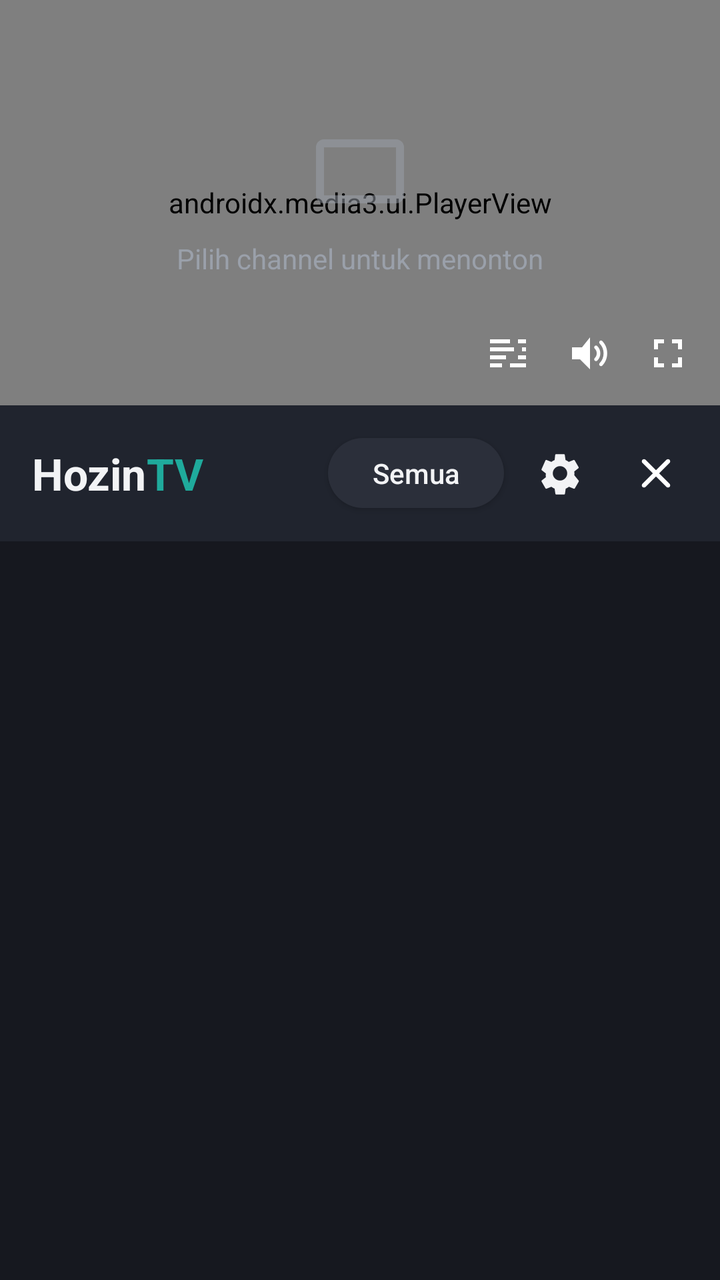
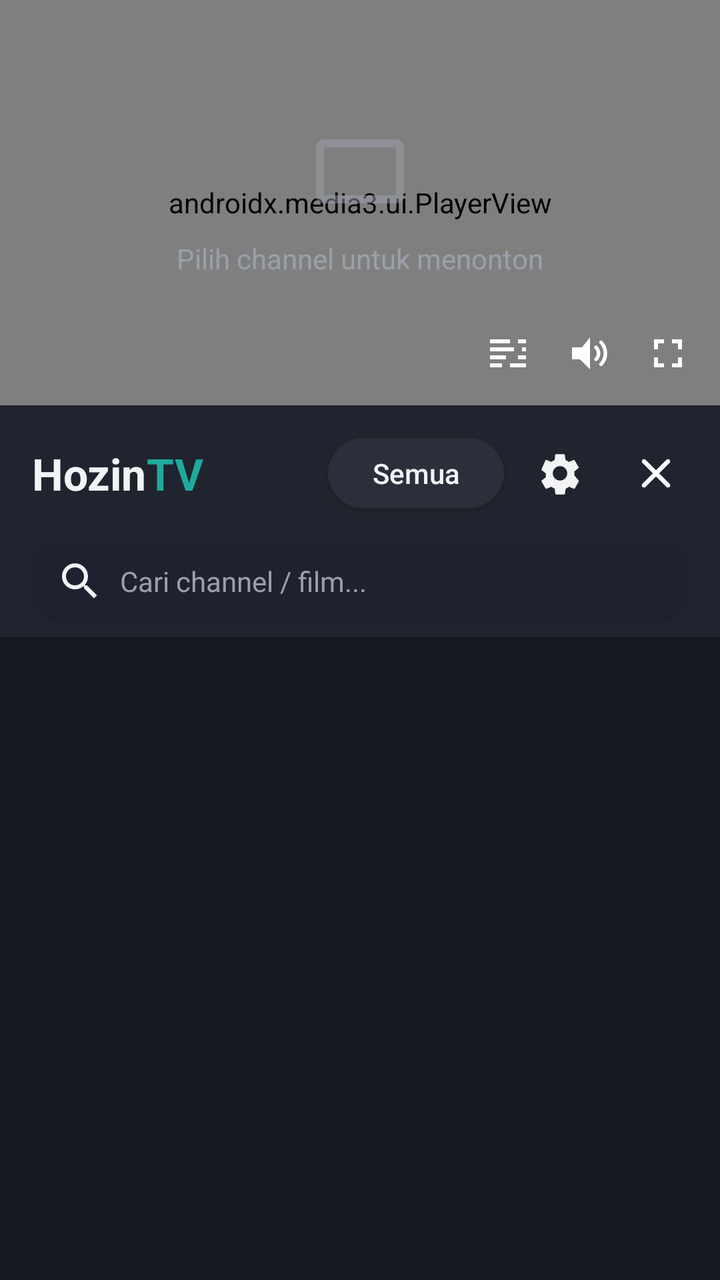

Screens rendered from an Android XML layout before and after an edit, with the pre-edit source and the edit as a unified diff.
<!-- AndroidManifest.xml: application theme Theme.HozinTV -->
<!-- res/layout/activity_main.xml -->
<?xml version="1.0" encoding="utf-8"?>
<LinearLayout xmlns:android="http://schemas.android.com/apk/res/android"
    xmlns:app="http://schemas.android.com/apk/res-auto"
    android:layout_width="match_parent"
    android:layout_height="match_parent"
    android:background="@color/background"
    android:orientation="vertical">

    
    <FrameLayout
        android:layout_width="match_parent"
        android:layout_height="wrap_content"
        android:background="@android:color/black">

        <androidx.constraintlayout.widget.ConstraintLayout
            android:layout_width="match_parent"
            android:layout_height="wrap_content">

            <androidx.media3.ui.PlayerView
                android:id="@+id/miniPlayerView"
                android:layout_width="0dp"
                android:layout_height="0dp"
                app:layout_constraintDimensionRatio="16:9"
                app:layout_constraintBottom_toBottomOf="parent"
                app:layout_constraintEnd_toEndOf="parent"
                app:layout_constraintStart_toStartOf="parent"
                app:layout_constraintTop_toTopOf="parent"
                app:resize_mode="fit"
                app:show_buffering="when_playing"
                app:controller_layout_id="@layout/exo_live_controller"
                app:use_controller="true" />

            
            <LinearLayout
                android:id="@+id/miniPlaceholder"
                android:layout_width="0dp"
                android:layout_height="0dp"
                android:gravity="center"
                android:orientation="vertical"
                app:layout_constraintBottom_toBottomOf="parent"
                app:layout_constraintEnd_toEndOf="parent"
                app:layout_constraintStart_toStartOf="parent"
                app:layout_constraintTop_toTopOf="parent">

                <ImageView
                    android:layout_width="48dp"
                    android:layout_height="48dp"
                    android:alpha="0.5"
                    android:src="@drawable/ic_tv" />

                <TextView
                    android:layout_width="wrap_content"
                    android:layout_height="wrap_content"
                    android:layout_marginTop="8dp"
                    android:text="@string/select_channel_hint"
                    android:textColor="@color/text_secondary"
                    android:textSize="14sp" />
            </LinearLayout>

            
            <FrameLayout
                android:layout_width="0dp"
                android:layout_height="0dp"
                android:clickable="false"
                android:focusable="false"
                app:layout_constraintBottom_toBottomOf="parent"
                app:layout_constraintEnd_toEndOf="parent"
                app:layout_constraintStart_toStartOf="parent"
                app:layout_constraintTop_toTopOf="parent">

                <TextView
                    android:id="@+id/miniTitle"
                    android:layout_width="wrap_content"
                    android:layout_height="wrap_content"
                    android:layout_gravity="top|start"
                    android:layout_margin="10dp"
                    android:ellipsize="end"
                    android:maxLines="1"
                    android:maxWidth="240dp"
                    android:shadowColor="#CC000000"
                    android:shadowDx="1"
                    android:shadowDy="1"
                    android:shadowRadius="3"
                    android:textColor="@android:color/white"
                    android:textSize="14sp"
                    android:textStyle="bold"
                    android:visibility="gone" />

                <TextView
                    android:id="@+id/liveBadge"
                    android:layout_width="wrap_content"
                    android:layout_height="wrap_content"
                    android:layout_gravity="bottom|start"
                    android:layout_margin="10dp"
                    android:background="@drawable/live_badge"
                    android:paddingStart="10dp"
                    android:paddingEnd="10dp"
                    android:paddingTop="4dp"
                    android:paddingBottom="4dp"
                    android:text="@string/live"
                    android:textColor="@android:color/white"
                    android:textSize="12sp"
                    android:textStyle="bold"
                    android:visibility="gone" />

                <LinearLayout
                    android:layout_width="wrap_content"
                    android:layout_height="wrap_content"
                    android:layout_gravity="bottom|end"
                    android:layout_margin="6dp"
                    android:orientation="horizontal">

                    <ImageButton
                        android:id="@+id/btnQualityMini"
                        android:layout_width="40dp"
                        android:layout_height="40dp"
                        android:background="?attr/selectableItemBackgroundBorderless"
                        android:contentDescription="@string/quality"
                        android:src="@drawable/ic_quality" />

                    <ImageButton
                        android:id="@+id/btnVolume"
                        android:layout_width="40dp"
                        android:layout_height="40dp"
                        android:background="?attr/selectableItemBackgroundBorderless"
                        android:contentDescription="@string/mute"
                        android:src="@drawable/ic_volume" />

                    <ImageButton
                        android:id="@+id/btnFullscreen"
                        android:layout_width="40dp"
                        android:layout_height="40dp"
                        android:background="?attr/selectableItemBackgroundBorderless"
                        android:contentDescription="@string/fullscreen"
                        android:src="@drawable/ic_fullscreen" />
                </LinearLayout>

                <TextView
                    android:id="@+id/gestureHint"
                    android:layout_width="wrap_content"
                    android:layout_height="wrap_content"
                    android:layout_gravity="center"
                    android:background="#CC000000"
                    android:paddingStart="16dp"
                    android:paddingEnd="16dp"
                    android:paddingTop="8dp"
                    android:paddingBottom="8dp"
                    android:textColor="@android:color/white"
                    android:textSize="15sp"
                    android:visibility="gone" />
            </FrameLayout>
        </androidx.constraintlayout.widget.ConstraintLayout>
    </FrameLayout>

    
    <LinearLayout
        android:layout_width="match_parent"
        android:layout_height="wrap_content"
        android:background="@color/surface"
        android:gravity="center_vertical"
        android:orientation="horizontal"
        android:paddingStart="16dp"
        android:paddingEnd="8dp"
        android:paddingTop="10dp"
        android:paddingBottom="10dp">

        <LinearLayout
            android:layout_width="wrap_content"
            android:layout_height="wrap_content"
            android:orientation="horizontal">

            <TextView
                android:layout_width="wrap_content"
                android:layout_height="wrap_content"
                android:text="Hozin"
                android:textColor="@color/text_primary"
                android:textSize="22sp"
                android:textStyle="bold" />

            <TextView
                android:layout_width="wrap_content"
                android:layout_height="wrap_content"
                android:text="TV"
                android:textColor="@color/live_teal"
                android:textSize="22sp"
                android:textStyle="bold" />
        </LinearLayout>

        <Space
            android:layout_width="0dp"
            android:layout_height="wrap_content"
            android:layout_weight="1" />

        <Button
            android:id="@+id/btnFilter"
            android:layout_width="wrap_content"
            android:layout_height="wrap_content"
            android:background="@drawable/pill_bg"
            android:minHeight="0dp"
            android:paddingStart="18dp"
            android:paddingEnd="18dp"
            android:paddingTop="8dp"
            android:paddingBottom="8dp"
            android:text="@string/all_categories"
            android:textAllCaps="false"
            android:textColor="@color/text_primary"
            android:textSize="14sp" />

        <ImageButton
            android:id="@+id/btnSettings"
            android:layout_width="48dp"
            android:layout_height="48dp"
            android:layout_marginStart="4dp"
            android:background="?attr/selectableItemBackgroundBorderless"
            android:contentDescription="@string/settings"
            android:src="@drawable/ic_settings" />

        <ImageButton
            android:id="@+id/btnStop"
            android:layout_width="48dp"
            android:layout_height="48dp"
            android:background="?attr/selectableItemBackgroundBorderless"
            android:contentDescription="@string/stop_playback"
            android:src="@drawable/ic_close" />
    </LinearLayout>

    <FrameLayout
        android:layout_width="match_parent"
        android:layout_height="0dp"
        android:layout_weight="1">

        <androidx.recyclerview.widget.RecyclerView
            android:id="@+id/channelList"
            android:layout_width="match_parent"
            android:layout_height="match_parent"
            android:clipToPadding="false" />

        <ProgressBar
            android:id="@+id/progressBar"
            android:layout_width="wrap_content"
            android:layout_height="wrap_content"
            android:layout_gravity="center"
            android:visibility="gone" />

        <TextView
            android:id="@+id/emptyView"
            android:layout_width="wrap_content"
            android:layout_height="wrap_content"
            android:layout_gravity="center"
            android:background="?attr/selectableItemBackground"
            android:clickable="true"
            android:focusable="true"
            android:gravity="center"
            android:padding="24dp"
            android:text="@string/empty_channels"
            android:textColor="@color/text_secondary"
            android:textSize="16sp"
            android:visibility="gone" />
    </FrameLayout>
</LinearLayout>
<!-- res/layout/exo_live_controller.xml (included above) -->
<?xml version="1.0" encoding="utf-8"?>
<FrameLayout xmlns:android="http://schemas.android.com/apk/res/android"
    android:layout_width="match_parent"
    android:layout_height="match_parent">

    <ImageButton
        android:id="@id/exo_play"
        android:layout_width="72dp"
        android:layout_height="72dp"
        android:layout_gravity="center"
        android:background="@android:color/transparent"
        android:contentDescription="@string/play"
        android:src="@drawable/ic_play" />

    <ImageButton
        android:id="@id/exo_pause"
        android:layout_width="72dp"
        android:layout_height="72dp"
        android:layout_gravity="center"
        android:background="@android:color/transparent"
        android:contentDescription="@string/pause"
        android:src="@drawable/ic_pause" />

</FrameLayout>
<!-- resources referenced by this layout -->
<resources>
  <color name="background">#16181F</color>
  <color name="live_teal">#1FAA9C</color>
  <color name="surface">#20242E</color>
  <color name="text_primary">#F2F3F5</color>
  <color name="text_secondary">#9AA0AA</color>
  <!-- drawable ic_close (drawable) -->
  <?xml version="1.0" encoding="utf-8"?>
  <vector xmlns:android="http://schemas.android.com/apk/res/android"
      android:width="24dp" android:height="24dp"
      android:viewportWidth="24" android:viewportHeight="24">
      <path
          android:fillColor="#00000000"
          android:strokeColor="#FFFFFF"
          android:strokeWidth="2.2"
          android:strokeLineCap="round"
          android:pathData="M6,6l12,12M18,6L6,18" />
  </vector>
  <!-- drawable ic_pause (drawable) -->
  <vector xmlns:android="http://schemas.android.com/apk/res/android"
      android:width="72dp"
      android:height="72dp"
      android:viewportWidth="72"
      android:viewportHeight="72">
      <path
          android:fillColor="#CC000000"
          android:pathData="M36,36m-34,0a34,34 0,1 1,68 0a34,34 0,1 1,-68 0" />
      <path
          android:fillColor="#FFFFFF"
          android:pathData="M28,24h6v24h-6zM38,24h6v24h-6z" />
  </vector>
  <!-- drawable ic_play (drawable) -->
  <vector xmlns:android="http://schemas.android.com/apk/res/android"
      android:width="72dp"
      android:height="72dp"
      android:viewportWidth="72"
      android:viewportHeight="72">
      <path
          android:fillColor="#CC000000"
          android:pathData="M36,36m-34,0a34,34 0,1 1,68 0a34,34 0,1 1,-68 0" />
      <path
          android:fillColor="#FFFFFF"
          android:pathData="M30,24l18,12l-18,12z" />
  </vector>
  <!-- drawable ic_tv (drawable) -->
  <vector xmlns:android="http://schemas.android.com/apk/res/android"
      android:width="24dp"
      android:height="24dp"
      android:viewportWidth="24"
      android:viewportHeight="24"
      android:tint="@color/text_secondary">
      <path
          android:fillColor="@android:color/white"
          android:pathData="M21,3H3A2,2 0 0,0 1,5V17A2,2 0 0,0 3,19H21A2,2 0 0,0 23,17V5A2,2 0 0,0 21,3M21,17H3V5H21V17Z" />
  </vector>
  <!-- drawable live_badge (drawable) -->
  <?xml version="1.0" encoding="utf-8"?>
  <shape xmlns:android="http://schemas.android.com/apk/res/android"
      android:shape="rectangle">
      <solid android:color="#1FAA9C" />
      <corners android:radius="6dp" />
  </shape>
  <!-- drawable pill_bg (drawable) -->
  <?xml version="1.0" encoding="utf-8"?>
  <shape xmlns:android="http://schemas.android.com/apk/res/android"
      android:shape="rectangle">
      <solid android:color="#2B2F3A" />
      <corners android:radius="18dp" />
  </shape>
  <string name="all_categories">Semua</string>
  <string name="empty_channels">Belum ada channel.\nTarik untuk memuat ulang atau pilih playlist lain.</string>
  <string name="fullscreen">Layar penuh</string>
  <string name="live">LIVE</string>
  <string name="mute">Bisukan</string>
  <string name="pause">Jeda</string>
  <string name="play">Putar</string>
  <string name="quality">Kualitas</string>
  <string name="select_channel_hint">Pilih channel untuk menonton</string>
  <string name="settings">Pengaturan</string>
  <string name="stop_playback">Hentikan pemutaran</string>
  <style name="Theme.HozinTV" parent="Theme.Material3.DayNight.NoActionBar">
          <item name="colorPrimary">@color/accent</item>
          <item name="colorOnPrimary">@android:color/white</item>
          <item name="android:statusBarColor">@color/background</item>
          <item name="android:navigationBarColor">@color/background</item>
          <item name="android:windowBackground">@color/background</item>
      </style>
  <color name="accent">#E53935</color>
</resources>

<!-- the commit's change to res/layout/activity_main.xml (unified diff, before → after) -->
@@ -222,6 +222,35 @@
             android:background="?attr/selectableItemBackgroundBorderless"
             android:contentDescription="@string/stop_playback"
             android:src="@drawable/ic_close" />
+    </LinearLayout>
+
+    
+    <LinearLayout
+        android:layout_width="match_parent"
+        android:layout_height="wrap_content"
+        android:background="@color/surface"
+        android:orientation="horizontal"
+        android:paddingStart="16dp"
+        android:paddingEnd="16dp"
+        android:paddingBottom="8dp">
+
+        <EditText
+            android:id="@+id/etSearch"
+            android:layout_width="0dp"
+            android:layout_height="40dp"
+            android:layout_weight="1"
+            android:background="@drawable/search_bg"
+            android:drawableStart="@drawable/ic_search"
+            android:drawablePadding="8dp"
+            android:hint="Cari channel / film..."
+            android:imeOptions="actionSearch"
+            android:inputType="text"
+            android:maxLines="1"
+            android:paddingStart="12dp"
+            android:paddingEnd="12dp"
+            android:textColor="@color/text_primary"
+            android:textColorHint="@color/text_secondary"
+            android:textSize="14sp" />
     </LinearLayout>
 
     <FrameLayout
<!-- resource entries referenced after the edit -->
@@ -68,6 +68,13 @@
       <solid android:color="#2B2F3A" />
       <corners android:radius="18dp" />
   </shape>
+  <!-- drawable search_bg (drawable) -->
+  <?xml version="1.0" encoding="utf-8"?>
+  <shape xmlns:android="http://schemas.android.com/apk/res/android"
+      android:shape="rectangle">
+      <solid android:color="#1E2230" />
+      <corners android:radius="12dp" />
+  </shape>
   <string name="all_categories">Semua</string>
   <string name="empty_channels">Belum ada channel.\nTarik untuk memuat ulang atau pilih playlist lain.</string>
   <string name="fullscreen">Layar penuh</string>
